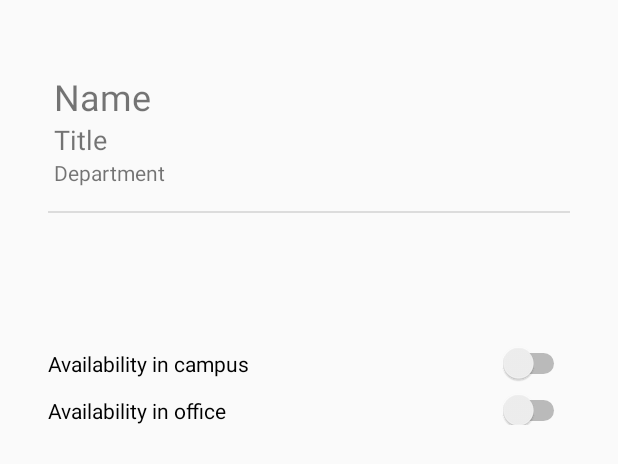
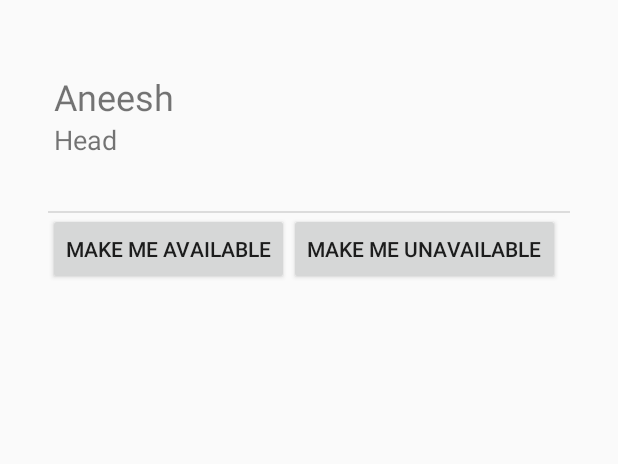
Before and after one commit to grufelous/ProInteractOfficer, an Android app: the layout officer_panel_layout.xml on its own in the app's theme, with its tools: preview values and no code run, on a phone screen of 412 x 824 dp. Shown: the top 464 px of the screen. Run offline under Robolectric (Android 15) with nearby library versions, the phone set to English and light mode, and no system bars.

Commit message:
Panels and errors

```diff
--- a/app/build.gradle
+++ b/app/build.gradle
@@ -33,7 +33,7 @@ dependencies {
     //implementation "com.google.android.gms:play-services-basement:15.0.1"
     implementation 'com.firebaseui:firebase-ui-auth:4.3.1'
     /** may use older version to avoid Error: The library com.google.android.gms:play-services-basement is being requested by various other libraries at [[15.0.1,15.0.1]], but resolves to 16.1.0. Disable the plugin and check your dependencies tree using ./gradlew :app:dependencies.
-        mixed results*/
+     mixed results*/
     implementation 'com.google.firebase:firebase-auth:16.1.0'
     implementation 'com.google.firebase:firebase-database:16.0.6'
     implementation 'com.google.firebase:firebase-storage:16.0.5'
@@ -46,7 +46,6 @@ dependencies {
     // FirebaseUI for Cloud Firestore
     //implementation 'com.firebaseui:firebase-ui-firestore:4.3.1'
 
-
     //cicular imageview
     implementation 'de.hdodenhof:circleimageview:3.0.0'
     //glide imp
--- a/app/src/main/java/com/orion/prointeractofficer/OfficerSetupActivity.java
+++ b/app/src/main/java/com/orion/prointeractofficer/OfficerSetupActivity.java
@@ -67,8 +67,8 @@ public class OfficerSetupActivity extends AppCompatActivity implements AdapterVi
         rtDB.child("officer").child(user.getUid()).child("title").setValue(titleTextInputField.getText().toString());
         rtDB.child("officer").child(user.getUid()).child("about").setValue(aboutTextInputField.getText().toString());
 
-        Intent launchPanel = new Intent(this, OfficerPanel.class);
-        startActivity(launchPanel);
+        Intent launchBoard = new Intent(this, PanelBlank.class);
+        startActivity(launchBoard);
     }
 
     private final int SELECT_PHOTO = 1;
--- a/app/src/main/res/layout/officer_panel_layout.xml
+++ b/app/src/main/res/layout/officer_panel_layout.xml
@@ -31,7 +31,7 @@
         android:layout_marginTop="48dp"
         android:layout_marginStart="4dp"
         android:textSize="24sp"
-        android:text="Name"
+        android:text="Aneesh"
         />
     <TextView
         android:id="@+id/titleView"
@@ -40,7 +40,7 @@
         android:layout_marginStart="4dp"
         android:textSize="18sp"
         android:textFontWeight="300"
-        android:text="Title"
+        android:text="Head"
         android:layout_below="@id/nameView"/>
     <TextView
         android:id="@+id/departmentView"
@@ -48,7 +48,7 @@
         android:layout_width="wrap_content"
         android:layout_marginStart="4dp"
         android:layout_below="@id/titleView"
-        android:text="Department"/>
+        android:text=""/>
     <ImageView
         xmlns:app="http://schemas.android.com/apk/res-auto"
         android:id="@+id/profileImage"
@@ -65,7 +65,22 @@
         android:layout_below="@id/departmentView"
         android:background="?android:attr/listDivider" />
 
-    <TextView
+    <Button
+        android:layout_width="wrap_content"
+        android:layout_height="wrap_content"
+        android:id="@+id/makeAvlBtn"
+        android:layout_below="@id/profileViewDivider"
+        android:text="Make me available"/>
+
+    <Button
+        android:layout_width="wrap_content"
+        android:layout_height="wrap_content"
+        android:id="@+id/makeUnavlBtn"
+        android:text="Make me unavailable"
+        android:layout_below="@id/profileViewDivider"
+        android:layout_toEndOf="@id/makeAvlBtn"/>
+
+    <!--<TextView
         android:id="@+id/phoneView"
         android:layout_height="wrap_content"
         android:layout_width="wrap_content"
@@ -79,9 +94,9 @@
         android:layout_marginTop="48dp"
         android:layout_marginStart="16dp"
         android:layout_below="@id/phoneView"
-        />
+        />-->
 
-    <Switch
+    <!--<Switch
         android:id="@+id/availableCampusSwitch"
         android:text="Availability in campus"
         android:layout_width="match_parent"
@@ -101,6 +116,6 @@
         android:layout_marginTop="48dp"
         android:layout_marginStart="16dp"
         android:layout_below="@id/availableOfficeSwitch"
-        />
+        />-->
 
 </RelativeLayout>
--- a/app/src/main/res/values/colors.xml
+++ b/app/src/main/res/values/colors.xml
@@ -1,6 +1,10 @@
 <?xml version="1.0" encoding="utf-8"?>
 <resources>
-    <color name="colorPrimary">#008577</color>
-    <color name="colorPrimaryDark">#00574B</color>
-    <color name="colorAccent">#D81B60</color>
+    <color name="colorPrimary">#0B243B</color>
+    <color name="colorPrimaryDark">#0B243B</color>
+    <color name="colorAccent">#D0FA58</color>
+    <color name="Buttons"> #0B2161</color>
+    <color name="bf"> #0B2161</color>
+    <color name="bp"> #FFFFFF</color>
+    <color name="bd"> #2e2e2e </color>
 </resources>
--- a/app/src/main/res/values/strings.xml
+++ b/app/src/main/res/values/strings.xml
@@ -108,5 +108,7 @@
         "when a user tries to pick up one of cards.\n\n"
     </string>
     <string name="action_settings">Settings</string>
+    <string name="title_activity_dashboard">Dashboard</string>
+    <string name="title_activity_panel_blank">PanelBlank</string>
 
 </resources>
```
Also changed, not shown: app/src/main/AndroidManifest.xml (+8 -7 lines), app/src/main/java/com/orion/prointeractofficer/OfficerPanel.java (+33 -9 lines), app/src/main/java/com/orion/prointeractofficer/PanelBlank.java (added, +74 -0 lines), app/src/main/res/drawable/bcc.xml (added, +8 -0 lines), app/src/main/res/drawable/buttonshape.xml (added, +24 -0 lines), app/src/main/res/drawable/buttonshape1.xml (added, +21 -0 lines), app/src/main/res/drawable/buttonshape2.xml (added, +21 -0 lines), app/src/main/res/layout/activity_panel_blank.xml (added, +33 -0 lines), app/src/main/res/layout/content_panel_blank.xml (added, +36 -0 lines), app/src/main/res/menu/menu_dashboard.xml (added, +10 -0 lines).
